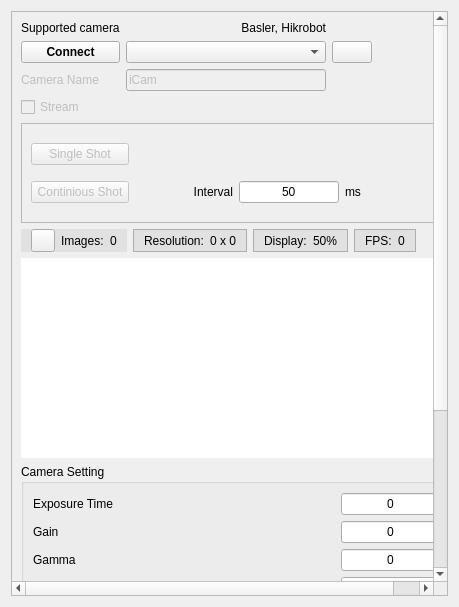
This is plugin/IndustrialCamera/form.ui in deltaxrobot/Delta-X-Software as Qt 5 draws it before an edit. The edited form follows.
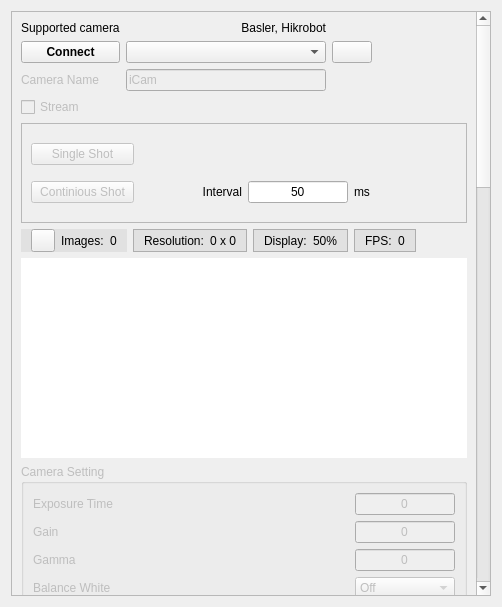
This is the edited form. Icons and pictures are not drawn.

```diff
--- a/plugin/IndustrialCamera/form.ui
+++ b/plugin/IndustrialCamera/form.ui
@@ -6,7 +6,7 @@
    <rect>
     <x>0</x>
     <y>0</y>
-    <width>459</width>
+    <width>502</width>
     <height>607</height>
    </rect>
   </property>
@@ -29,9 +29,9 @@
       <property name="geometry">
        <rect>
         <x>0</x>
-        <y>0</y>
-        <width>450</width>
-        <height>800</height>
+        <y>-262</y>
+        <width>457</width>
+        <height>2000</height>
        </rect>
       </property>
       <property name="sizePolicy">
@@ -43,7 +43,7 @@
       <property name="minimumSize">
        <size>
         <width>450</width>
-        <height>800</height>
+        <height>2000</height>
        </size>
       </property>
       <layout class="QVBoxLayout" name="verticalLayout_2">
@@ -479,6 +479,9 @@
        </item>
        <item>
         <widget class="QGroupBox" name="groupBox">
+         <property name="enabled">
+          <bool>false</bool>
+         </property>
          <property name="minimumSize">
           <size>
            <width>0</width>
```
Left out of the diff: 16 changed lines with no effect on the pictures.
